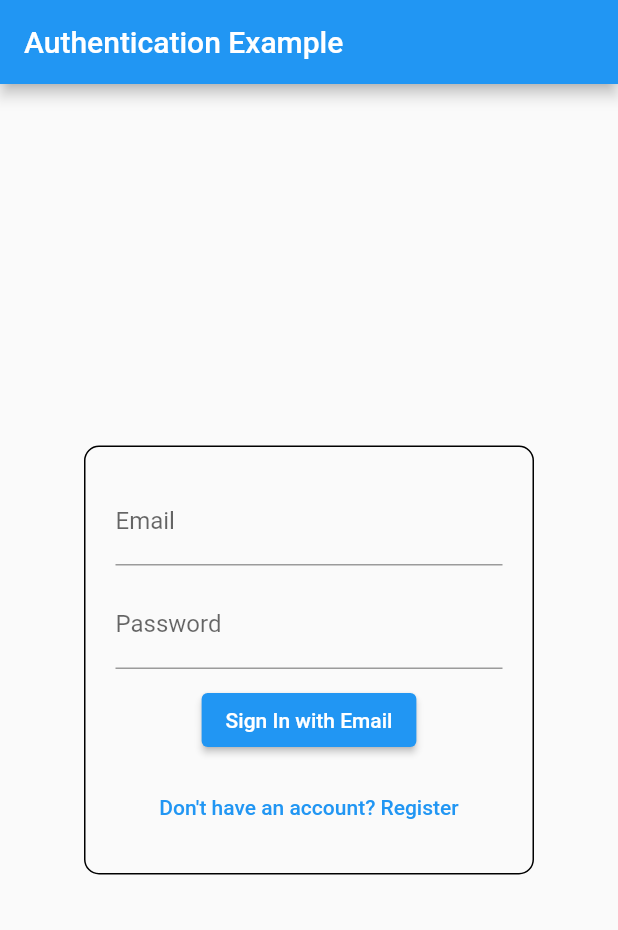
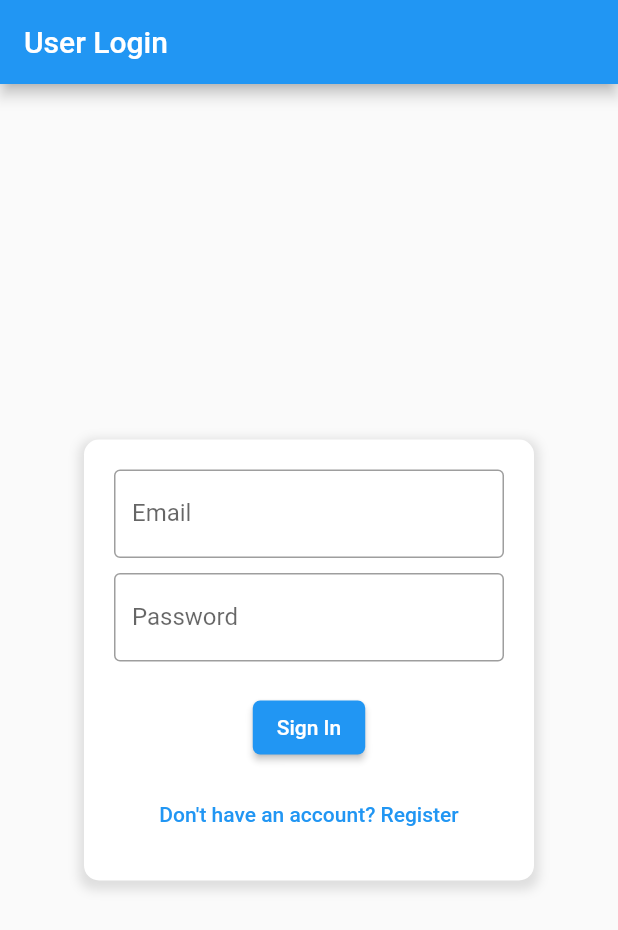
Before and after one commit to MrPeanut1/bus_testapp, a Flutter app: the screen it shows after launch, on a phone screen of 412 x 824 dp. Shown: the top 930 px of the screen. Run offline on Flutter 3.47's test engine with Material 2 defaults, Android fonts, the phone set to English and light mode, and no system bars; our stand-ins replace firebase_auth; accounts and stored records are empty.

Commit message:
Basic layout complete
Need to do additional interface design and setup login  authentication via email

```diff
--- a/lib/main.dart
+++ b/lib/main.dart
@@ -11,7 +11,7 @@ class MyApp extends StatelessWidget {
   @override
   Widget build(BuildContext context) {
     return MaterialApp(
-      title: 'Authentication Example',
+      title: 'Login Screen',
       theme: ThemeData(
         primarySwatch: Colors.blue,
       ),
--- a/lib/screens/auth_screen.dart
+++ b/lib/screens/auth_screen.dart
@@ -1,4 +1,5 @@
 import 'package:flutter/material.dart';
+import 'package:bus_testapp/screens/welcome_screen.dart';
 
 class AuthScreen extends StatefulWidget {
   const AuthScreen({Key? key}) : super(key: key);
@@ -12,31 +13,12 @@ class _AuthScreenState extends State<AuthScreen> {
   final TextEditingController _passwordController = TextEditingController();
   bool isSignIn = true; // For toggling between sign-in and registration
 
-  void _signInWithEmailPassword() {
-    // Implement sign-in logic here
-  }
-
-  void _registerWithEmailPassword() {
-    // Implement registration logic here
-  }
-
-  void _showInvalidEmailPopup() {
-    showDialog(
-      context: context,
-      builder: (context) {
-        return AlertDialog(
-          title: const Text('Invalid Email'),
-          content: const Text('Please enter a valid email address.'),
-          actions: [
-            TextButton(
-              onPressed: () {
-                Navigator.pop(context);
-              },
-              child: const Text('OK'),
-            ),
-          ],
-        );
-      },
+  void _signInOrRegister() {
+    // Implement sign-in or registration logic here
+    // For now, let's navigate to the WelcomeScreen
+    Navigator.pushReplacement(
+      context,
+      MaterialPageRoute(builder: (context) => const WelcomeScreen()),
     );
   }
 
@@ -44,44 +26,57 @@ class _AuthScreenState extends State<AuthScreen> {
   Widget build(BuildContext context) {
     return Scaffold(
       appBar: AppBar(
-        title: const Text('Authentication Example'),
+        title: const Text('User Login'),
       ),
       body: Center(
         child: Container(
-          width: 300, // Set the desired width
+          width: 300,
           padding: const EdgeInsets.all(20.0),
           decoration: BoxDecoration(
-            border: Border.all(color: Colors.black),
             borderRadius: BorderRadius.circular(10.0),
+            color: Colors.white,
+            boxShadow: [
+              BoxShadow(
+                color: Colors.grey.withOpacity(0.3),
+                spreadRadius: 3,
+                blurRadius: 5,
+                offset: const Offset(0, 3), // changes position of shadow
+              ),
+            ],
           ),
           child: Column(
-            mainAxisSize: MainAxisSize.min, // Adjust the size of the column
+            mainAxisSize: MainAxisSize.min,
             children: [
               TextField(
                 controller: _emailController,
-                decoration: const InputDecoration(labelText: 'Email'),
+                decoration: const InputDecoration(
+                  labelText: 'Email',
+                  border: OutlineInputBorder(),
+                ),
               ),
               const SizedBox(height: 10),
               TextField(
                 controller: _passwordController,
-                decoration: const InputDecoration(labelText: 'Password'),
+                decoration: const InputDecoration(
+                  labelText: 'Password',
+                  border: OutlineInputBorder(),
+                ),
                 obscureText: true,
               ),
-              const SizedBox(height: 10),
-              if (isSignIn) // Show this only during sign-in
-                ElevatedButton(
-                  onPressed: _signInWithEmailPassword,
-                  child: const Text('Sign In with Email'),
-                )
-              else // Show this only during registration
-                ElevatedButton(
-                  onPressed: _registerWithEmailPassword,
-                  child: const Text('Register with Email'),
+              const SizedBox(height: 20),
+              ElevatedButton(
+                onPressed: _signInOrRegister,
+                style: ElevatedButton.styleFrom(
+                  backgroundColor: Colors.blue,
+                  shape: RoundedRectangleBorder(
+                    borderRadius: BorderRadius.circular(5.0),
+                  ),
                 ),
+                child: Text(isSignIn ? 'Sign In' : 'Register'),
+              ),
               const SizedBox(height: 10),
               TextButton(
                 onPressed: () {
-                  // Toggle between sign-in and registration
                   setState(() {
                     isSignIn = !isSignIn;
                   });
```
Also changed, not shown: lib/screens/home_screen.dart (+56 -35 lines), lib/screens/my_trips_screen.dart (added, +17 -0 lines), lib/screens/show_map_screen.dart (added, +17 -0 lines), lib/screens/welcome_screen.dart (+11 -12 lines), pubspec.yaml (+7 -2 lines), assets/background.jpg (added), pubspec.lock, 1 other file.
